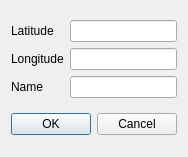
Before: the Qt Designer form examples/landmarkbrowser/landmarkadddialog.ui in qtproject/qt-mobility, drawn with Qt 5.
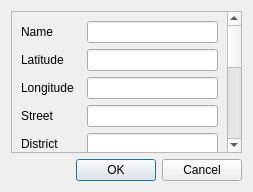
After: the same form once the commit is applied.

What changed in the file:
```diff
--- a/examples/landmarkbrowser/landmarkadddialog.ui
+++ b/examples/landmarkbrowser/landmarkadddialog.ui
@@ -6,8 +6,8 @@
    <rect>
     <x>0</x>
     <y>0</y>
-    <width>184</width>
-    <height>157</height>
+    <width>253</width>
+    <height>192</height>
    </rect>
   </property>
   <property name="windowTitle">
@@ -15,38 +15,177 @@
   </property>
   <layout class="QVBoxLayout" name="verticalLayout">
    <item>
-    <layout class="QGridLayout" name="gridLayout">
-     <item row="0" column="0">
-      <widget class="QLabel" name="label">
-       <property name="text">
-        <string>Latitude</string>
-       </property>
-      </widget>
-     </item>
-     <item row="0" column="1">
-      <widget class="QLineEdit" name="latitudeLineEdit"/>
-     </item>
-     <item row="1" column="1">
-      <widget class="QLineEdit" name="longitudeLineEdit"/>
-     </item>
-     <item row="2" column="0">
-      <widget class="QLabel" name="label_3">
-       <property name="text">
-        <string>Name</string>
-       </property>
-      </widget>
-     </item>
-     <item row="2" column="1">
-      <widget class="QLineEdit" name="nameLineEdit"/>
-     </item>
-     <item row="1" column="0">
-      <widget class="QLabel" name="label_2">
-       <property name="text">
-        <string>Longitude</string>
-       </property>
-      </widget>
-     </item>
-    </layout>
+    <widget class="QScrollArea" name="scrollArea">
+     <property name="widgetResizable">
+      <bool>true</bool>
+     </property>
+     <widget class="QWidget" name="scrollAreaWidgetContents_2">
+      <property name="geometry">
+       <rect>
+        <x>0</x>
+        <y>-286</y>
+        <width>216</width>
+        <height>417</height>
+       </rect>
+      </property>
+      <layout class="QGridLayout" name="gridLayout_2">
+       <item row="0" column="0">
+        <layout class="QGridLayout" name="gridLayout">
+         <item row="0" column="0">
+          <widget class="QLabel" name="label_3">
+           <property name="text">
+            <string>Name</string>
+           </property>
+          </widget>
+         </item>
+         <item row="0" column="1">
+          <widget class="QLineEdit" name="nameLineEdit"/>
+         </item>
+         <item row="1" column="0">
+          <widget class="QLabel" name="label">
+           <property name="text">
+            <string>Latitude</string>
+           </property>
+          </widget>
+         </item>
+         <item row="1" column="1">
+          <widget class="QLineEdit" name="latitudeLineEdit"/>
+         </item>
+         <item row="2" column="0">
+          <widget class="QLabel" name="label_2">
+           <property name="text">
+            <string>Longitude</string>
+           </property>
+          </widget>
+         </item>
+         <item row="2" column="1">
+          <widget class="QLineEdit" name="longitudeLineEdit"/>
+         </item>
+         <item row="3" column="0">
+          <widget class="QLabel" name="label_6">
+           <property name="text">
+            <string>Street</string>
+           </property>
+          </widget>
+         </item>
+         <item row="3" column="1">
+          <widget class="QLineEdit" name="streetLineEdit"/>
+         </item>
+         <item row="4" column="0">
+          <widget class="QLabel" name="label_5">
+           <property name="text">
+            <string>District</string>
+           </property>
+          </widget>
+         </item>
+         <item row="4" column="1">
+          <widget class="QLineEdit" name="districtLineEdit"/>
+         </item>
+         <item row="5" column="0">
+          <widget class="QLabel" name="label_4">
+           <property name="text">
+            <string>City</string>
+           </property>
+          </widget>
+         </item>
+         <item row="5" column="1">
+          <widget class="QLineEdit" name="cityLineEdit"/>
+         </item>
+         <item row="6" column="0">
+          <widget class="QLabel" name="label_7">
+           <property name="text">
+            <string>State</string>
+           </property>
+          </widget>
+         </item>
+         <item row="6" column="1">
+          <widget class="QLineEdit" name="stateLineEdit"/>
+         </item>
+         <item row="7" column="0">
+          <widget class="QLabel" name="label_8">
+           <property name="text">
+            <string>Country</string>
+           </property>
+          </widget>
+         </item>
+         <item row="7" column="1">
+          <widget class="QLineEdit" name="countryLineEdit">
+           <property name="text">
+            <string/>
+           </property>
+          </widget>
+         </item>
+         <item row="8" column="0">
+          <widget class="QLabel" name="label_10">
+           <property name="text">
+            <string>Description</string>
+           </property>
+          </widget>
+         </item>
+         <item row="8" column="1">
+          <widget class="QLineEdit" name="descriptionLineEdit"/>
+         </item>
+         <item row="9" column="0">
+          <widget class="QLabel" name="label_11">
+           <property name="text">
+            <string>Icon Url</string>
+           </property>
+          </widget>
+         </item>
+         <item row="9" column="1">
+          <widget class="QLineEdit" name="iconUrlLineEdit">
+           <property name="text">
+            <string/>
+           </property>
+          </widget>
+         </item>
+         <item row="10" column="0">
+          <widget class="QLabel" name="label_12">
+           <property name="text">
+            <string>Url</string>
+           </property>
+          </widget>
+         </item>
+         <item row="10" column="1">
+          <widget class="QLineEdit" name="urlLineEdit">
+           <property name="text">
+            <string/>
+           </property>
+          </widget>
+         </item>
+         <item row="11" column="0">
+          <widget class="QLabel" name="label_13">
+           <property name="text">
+            <string>Phone</string>
+           </property>
+          </widget>
+         </item>
+         <item row="11" column="1">
+          <widget class="QLineEdit" name="phoneLineEdit">
+           <property name="text">
+            <string/>
+           </property>
+          </widget>
+         </item>
+         <item row="12" column="0">
+          <widget class="QLabel" name="label_9">
+           <property name="text">
+            <string>Radius</string>
+           </property>
+          </widget>
+         </item>
+         <item row="12" column="1">
+          <widget class="QLineEdit" name="radiusLineEdit">
+           <property name="text">
+            <string/>
+           </property>
+          </widget>
+         </item>
+        </layout>
+       </item>
+      </layout>
+     </widget>
+    </widget>
    </item>
    <item>
     <widget class="QDialogButtonBox" name="buttonBox">
```
